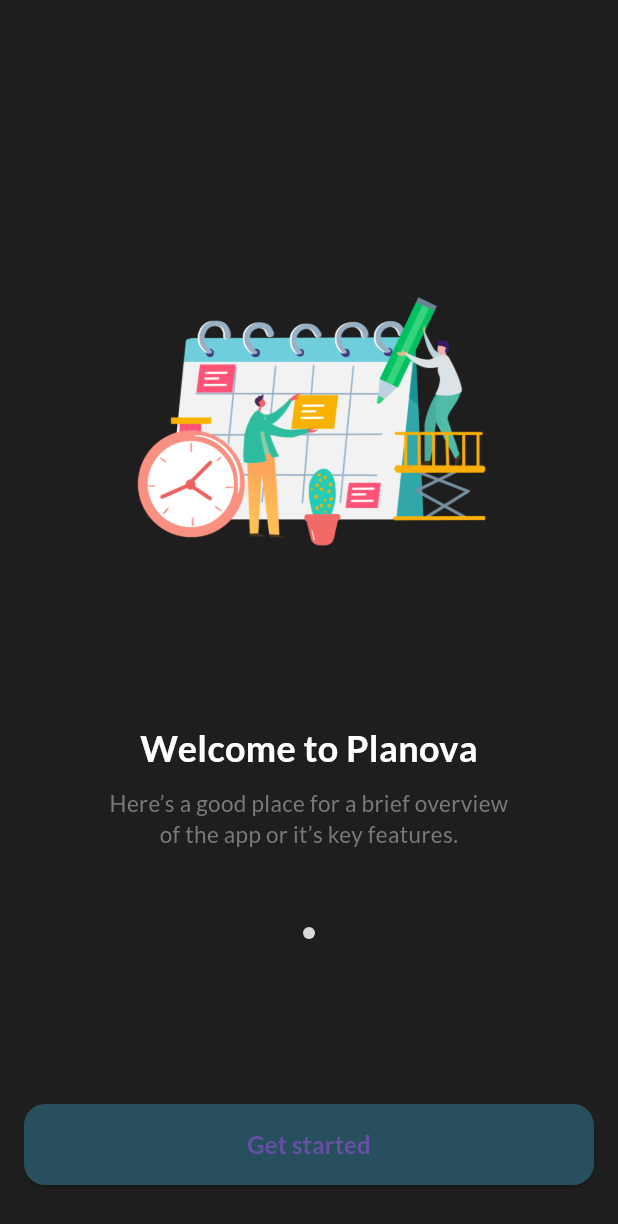
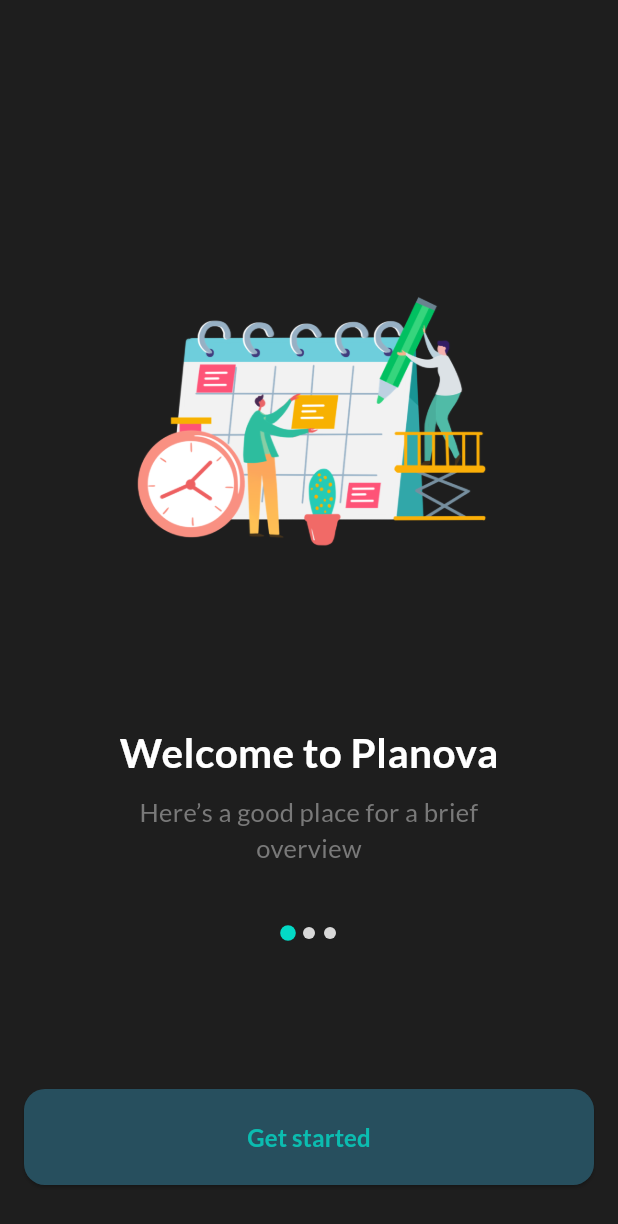
Before and after one commit to MeltemKocak/flutter24_bootcamp, a Flutter app: the screen it shows after launch, on a phone screen of 412 x 824 dp. Shown: the top 1224 px of the screen. Run offline on Flutter 3.47's test engine with Material 3 defaults, Android fonts, the light colour scheme and no system bars; drawn by our look-alikes of carousel_slider, smooth_page_indicator; our stand-ins replace firebase_auth, firebase_core, flutter_dotenv, fluttertoast, google_fonts; accounts and stored records are empty.

Commit message:
Edited login registration subpage
Welcome page and login, registration sub-page user interface completed (95% complete)
Change the text on the slider
Test.dart file name changed to login_subpage.dart

```diff
--- a/planova/lib/main.dart
+++ b/planova/lib/main.dart
@@ -1,9 +1,7 @@
 import 'package:flutter_dotenv/flutter_dotenv.dart';
 import 'package:planova/firebase_options.dart';
-import 'package:planova/pages/login_page.dart';
 import 'package:firebase_core/firebase_core.dart';
 import 'package:flutter/material.dart';
-import 'package:planova/pages/sign_up_page.dart';
 import 'package:planova/pages/welcome_screen.dart';
 
 Future<void> main() async {
@@ -20,9 +18,9 @@
 
   @override
   Widget build(BuildContext context) {
-    return MaterialApp(
+    return const MaterialApp(
       debugShowCheckedModeBanner: false,
-      home: WelcomeScreen()
+      home: WelcomeScreen(),
     );
   }
 }
--- a/planova/lib/pages/login_slider.dart
+++ /dev/null
@@ -1,3 +0,0 @@
-import 'package:flutter/material.dart';
-import 'package:carousel_slider/carousel_slider.dart';
-import 'package:planova/pages/login_page.dart'; // Log
--- a/planova/lib/pages/welcome_screen.dart
+++ b/planova/lib/pages/welcome_screen.dart
@@ -1,25 +1,27 @@
 import 'package:flutter/material.dart';
 import 'package:carousel_slider/carousel_slider.dart';
 import 'package:smooth_page_indicator/smooth_page_indicator.dart';
-import 'package:planova/pages/test.dart'; // Test ekranını içe aktardık
+import 'package:planova/pages/login_subpage.dart'; // Test ekranını içe aktardık
 
-// ignore_for_file: must_be_immutable
-class WelcomeScreen extends StatelessWidget {
-  WelcomeScreen({Key? key})
-      : super(
-          key: key,
-        );
+class WelcomeScreen extends StatefulWidget {
+  const WelcomeScreen({super.key});
 
-  int sliderIndex = 1;
+  @override
+  _WelcomeScreenState createState() => _WelcomeScreenState();
+}
+
+class _WelcomeScreenState extends State<WelcomeScreen> {
+  int sliderIndex = 0; // State içinde tanımlanmalı
+  final CarouselController _carouselController = CarouselController(); // CarouselController tanımlanması
 
   @override
   Widget build(BuildContext context) {
     return SafeArea(
       child: Scaffold(
-        backgroundColor: Color(0XFF1E1E1E),
+        backgroundColor: const Color(0XFF1E1E1E),
         body: Container(
           width: double.maxFinite,
-          padding: EdgeInsets.symmetric(
+          padding: const EdgeInsets.symmetric(
             horizontal: 40,
             vertical: 104,
           ),
@@ -34,16 +36,16 @@
                   width: double.maxFinite,
                 ),
               ),
-              SizedBox(height: 62),
+              const SizedBox(height: 62),
               _buildWelcomeSlider(context),
-              SizedBox(height: 28),
+              const SizedBox(height: 28),
               SizedBox(
                 height: 8,
                 child: AnimatedSmoothIndicator(
                   activeIndex: sliderIndex,
-                  count: 1,
+                  count: 3, // Slide sayısını 3 olarak ayarladık
                   axisDirection: Axis.horizontal,
-                  effect: ScrollingDotsEffect(
+                  effect: const ScrollingDotsEffect(
                     spacing: 6,
                     activeDotColor: Color(0XFF03DAC6),
                     dotColor: Color(0XFFD9D9D9),
@@ -52,7 +54,7 @@
                   ),
                 ),
               ),
-              SizedBox(height: 4)
+              const SizedBox(height: 4)
             ],
           ),
         ),
@@ -65,22 +67,25 @@
   Widget _buildWelcomeSlider(BuildContext context) {
     return Container(
       width: double.maxFinite,
-      margin: EdgeInsets.symmetric(horizontal: 24),
+      margin: const EdgeInsets.symmetric(horizontal: 24),
       child: CarouselSlider.builder(
+        carouselController: _carouselController, // CarouselController ekledik
         options: CarouselOptions(
           height: 108,
           initialPage: 0,
           autoPlay: true,
           viewportFraction: 1.0,
-          enableInfiniteScroll: false,
+          enableInfiniteScroll: true,
           scrollDirection: Axis.horizontal,
           onPageChanged: (index, reason) {
+            setState(() {
               sliderIndex = index;
+            });
           },
         ),
-        itemCount: 1,
+        itemCount: 3, // Öğelerin sayısını 3 olarak ayarladık
         itemBuilder: (context, index, realIndex) {
-          return WelcomesliderItemWidget();
+          return WelcomesliderItemWidget(index: index);
         },
       ),
     );
@@ -90,40 +95,42 @@
   Widget _buildGetStartedButton(BuildContext context) {
     return Container(
       width: double.maxFinite,
-      height: 54,
-      margin: EdgeInsets.only(
+      height: 64,
+      margin: const EdgeInsets.only(
         left: 16,
         right: 16,
         bottom: 34,
       ),
       child: ElevatedButton(
         style: ElevatedButton.styleFrom(
-          backgroundColor: Color(0XFF274F5E),
+          backgroundColor: const Color(0XFF274F5E),
           shape: RoundedRectangleBorder(
-            borderRadius: BorderRadius.circular(
-              14,
-            ),
+            borderRadius: BorderRadius.circular(14),
           ),
           visualDensity: const VisualDensity(
             vertical: -4,
             horizontal: -4,
           ),
-          padding: EdgeInsets.symmetric(
+          padding: const EdgeInsets.symmetric(
             horizontal: 60,
             vertical: 14,
           ),
         ),
         onPressed: () {
+           // Son slayt mı kontrol ediyoruz
+            // Belirtilen yere git
             showModalBottomSheet(
               context: context,
               isScrollControlled: true,
               backgroundColor: Colors.transparent,
-            builder: (context) => TestScreen(),
+              builder: (context) => LoginSubPage(),
             );
+
         },
-        child: Text(
+        child: const Text(
           "Get started",
           style: TextStyle(
+            color: Color.fromARGB(200, 3, 218, 198),
             fontSize: 16,
             fontFamily: 'Lato',
             fontWeight: FontWeight.w600,
@@ -136,20 +143,22 @@
 
 // ignore: must_be_immutable
 class WelcomesliderItemWidget extends StatelessWidget {
-  const WelcomesliderItemWidget({Key? key})
-      : super(
-          key: key,
-        );
+  final int index;
+
+  const WelcomesliderItemWidget({super.key, required this.index});
 
   @override
   Widget build(BuildContext context) {
-    return Column(
+    // Her slayt için farklı içerik döndürmek için index'i kullanın
+    switch (index) {
+      case 0:
+        return const Column(
           children: [
             Text(
               "Welcome to Planova",
               style: TextStyle(
                 color: Color(0XFFFFFFFF),
-            fontSize: 24,
+                fontSize: 27,
                 fontFamily: 'Lato',
                 fontWeight: FontWeight.w700,
               ),
@@ -162,12 +171,69 @@
               textAlign: TextAlign.center,
               style: TextStyle(
                 color: Color(0XFF797979),
-            fontSize: 15,
+                fontSize: 17,
                 fontFamily: 'Lato',
                 fontWeight: FontWeight.w400,
               ),
             )
           ],
         );
+      case 1:
+        return const Column(
+          children: [
+            Text(
+              "Discover Features",
+              style: TextStyle(
+                color: Color(0XFFFFFFFF),
+                fontSize: 27,
+                fontFamily: 'Lato',
+                fontWeight: FontWeight.w700,
+              ),
+            ),
+            SizedBox(height: 8),
+            Text(
+              "Explore the various features\nthat make our app unique.",
+              maxLines: 2,
+              overflow: TextOverflow.ellipsis,
+              textAlign: TextAlign.center,
+              style: TextStyle(
+                color: Color(0XFF797979),
+                fontSize: 17,
+                fontFamily: 'Lato',
+                fontWeight: FontWeight.w400,
+              ),
+            )
+          ],
+        );
+      case 2:
+        return const Column(
+          children: [
+            Text(
+              "Get Started Now",
+              style: TextStyle(
+                color: Color(0XFFFFFFFF),
+                fontSize: 27,
+                fontFamily: 'Lato',
+                fontWeight: FontWeight.w700,
+              ),
+            ),
+            SizedBox(height: 8),
+            Text(
+              "Sign up and start using\nthe app today.",
+              maxLines: 2,
+              overflow: TextOverflow.ellipsis,
+              textAlign: TextAlign.center,
+              style: TextStyle(
+                color: Color(0XFF797979),
+                fontSize: 17,
+                fontFamily: 'Lato',
+                fontWeight: FontWeight.w400,
+              ),
+            )
+          ],
+        );
+      default:
+        return Container();
     }
   }
+}
--- a/planova/lib/utilities/auth.dart
+++ b/planova/lib/utilities/auth.dart
@@ -44,9 +44,6 @@
         fontSize: 14.0,
       );
     }
-    catch(e){
-
-    }
 
   }
 
@@ -87,9 +84,6 @@
         fontSize: 14.0,
       );
     }
-    catch(e){
-
-    }
 
   }
 
```
Also changed, not shown: planova/lib/pages/login_subpage.dart (renamed from planova/lib/pages/test.dart, +26 -28 lines), 1 other file. Lines whose indentation alone changed are shown as unchanged.
